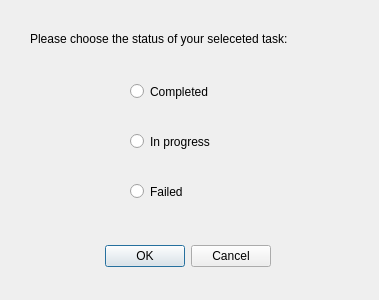
Above: PersonalPlanner/statusform.ui from sabrine-gamdou/PersonalPlanner before the change. Below: the same form after it.
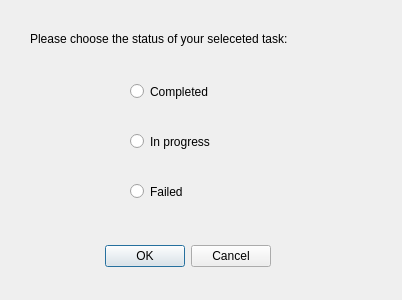
That is the form after the change.

Diff of the .ui file:
```diff
--- a/PersonalPlanner/statusform.ui
+++ b/PersonalPlanner/statusform.ui
@@ -6,13 +6,17 @@
    <rect>
     <x>0</x>
     <y>0</y>
-    <width>379</width>
+    <width>402</width>
     <height>300</height>
    </rect>
   </property>
   <property name="windowTitle">
    <string>Dialog</string>
   </property>
+  <property name="styleSheet">
+   <string notr="true">font: 11pt &quot;URW Gothic L&quot;;
+background: linear-gradient(to right, #c6ffdd, #fbd786, #f7797d);</string>
+  </property>
   <widget class="QDialogButtonBox" name="confirm_cancel_btn">
    <property name="geometry">
     <rect>
@@ -77,6 +81,9 @@
      <height>17</height>
     </rect>
    </property>
+   <property name="styleSheet">
+    <string notr="true">font: 11pt &quot;URW Gothic L&quot;;</string>
+   </property>
    <property name="text">
     <string>Please choose the status of your seleceted task: </string>
    </property>
```
